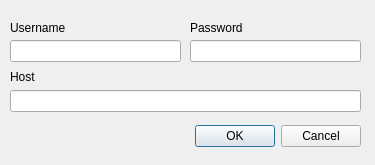
Before: the Qt Designer form ui_forms/serverConfigurationDialog.ui in 0x17de/HarpoonClient, drawn with Qt 5.
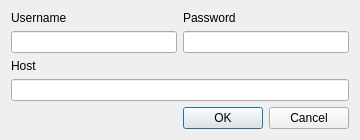
After: the same form once the commit is applied.

Commit message: about form preparations, ui enhancements

```diff
--- a/ui_forms/serverConfigurationDialog.ui
+++ b/ui_forms/serverConfigurationDialog.ui
@@ -6,97 +6,47 @@
    <rect>
     <x>0</x>
     <y>0</y>
-    <width>375</width>
-    <height>165</height>
+    <width>360</width>
+    <height>135</height>
    </rect>
   </property>
   <property name="windowTitle">
    <string>Dialog</string>
   </property>
-  <widget class="QDialogButtonBox" name="buttonBox">
-   <property name="geometry">
-    <rect>
-     <x>20</x>
-     <y>120</y>
-     <width>341</width>
-     <height>32</height>
-    </rect>
-   </property>
-   <property name="orientation">
-    <enum>Qt::Horizontal</enum>
-   </property>
-   <property name="standardButtons">
-    <set>QDialogButtonBox::Cancel|QDialogButtonBox::Ok</set>
-   </property>
-  </widget>
-  <widget class="QLineEdit" name="host">
-   <property name="geometry">
-    <rect>
-     <x>10</x>
-     <y>90</y>
-     <width>351</width>
-     <height>22</height>
-    </rect>
-   </property>
-  </widget>
-  <widget class="QLabel" name="label">
-   <property name="geometry">
-    <rect>
-     <x>10</x>
-     <y>70</y>
-     <width>59</width>
-     <height>14</height>
-    </rect>
-   </property>
-   <property name="text">
-    <string>Host</string>
-   </property>
-  </widget>
+  <layout class="QVBoxLayout" name="verticalLayout">
+   <item>
+    <layout class="QGridLayout" name="gridLayout">
+     <item row="0" column="0">
   <widget class="QLabel" name="label_2">
-   <property name="geometry">
-    <rect>
-     <x>10</x>
-     <y>20</y>
-     <width>71</width>
-     <height>16</height>
-    </rect>
+       <property name="sizePolicy">
+        <sizepolicy hsizetype="Preferred" vsizetype="Fixed">
+         <horstretch>0</horstretch>
+         <verstretch>0</verstretch>
+        </sizepolicy>
    </property>
    <property name="text">
     <string>Username</string>
    </property>
   </widget>
+     </item>
+     <item row="0" column="1">
   <widget class="QLabel" name="label_3">
-   <property name="geometry">
-    <rect>
-     <x>190</x>
-     <y>20</y>
-     <width>71</width>
-     <height>16</height>
-    </rect>
+       <property name="sizePolicy">
+        <sizepolicy hsizetype="Preferred" vsizetype="Fixed">
+         <horstretch>0</horstretch>
+         <verstretch>0</verstretch>
+        </sizepolicy>
    </property>
    <property name="text">
     <string>Password</string>
    </property>
   </widget>
-  <widget class="QLineEdit" name="username">
-   <property name="geometry">
-    <rect>
-     <x>10</x>
-     <y>40</y>
-     <width>171</width>
-     <height>22</height>
-    </rect>
-   </property>
-  </widget>
+     </item>
+     <item row="1" column="0">
+      <widget class="QLineEdit" name="username"/>
+     </item>
+     <item row="1" column="1">
   <widget class="QLineEdit" name="password">
-   <property name="geometry">
-    <rect>
-     <x>190</x>
-     <y>40</y>
-     <width>171</width>
-     <height>22</height>
-    </rect>
-   </property>
    <property name="inputMask">
     <string/>
    </property>
@@ -107,6 +57,40 @@
     <enum>QLineEdit::Password</enum>
    </property>
   </widget>
+     </item>
+    </layout>
+   </item>
+   <item>
+    <layout class="QGridLayout" name="gridLayout_2">
+     <item row="0" column="0">
+      <widget class="QLabel" name="label">
+       <property name="sizePolicy">
+        <sizepolicy hsizetype="Preferred" vsizetype="Fixed">
+         <horstretch>0</horstretch>
+         <verstretch>0</verstretch>
+        </sizepolicy>
+       </property>
+       <property name="text">
+        <string>Host</string>
+       </property>
+      </widget>
+     </item>
+     <item row="1" column="0">
+      <widget class="QLineEdit" name="host"/>
+     </item>
+    </layout>
+   </item>
+   <item>
+    <widget class="QDialogButtonBox" name="buttonBox">
+     <property name="orientation">
+      <enum>Qt::Horizontal</enum>
+     </property>
+     <property name="standardButtons">
+      <set>QDialogButtonBox::Cancel|QDialogButtonBox::Ok</set>
+     </property>
+    </widget>
+   </item>
+  </layout>
  </widget>
  <resources/>
  <connections>
```
Lines whose indentation alone changed are shown as unchanged. The commit also changes 6 other files.
